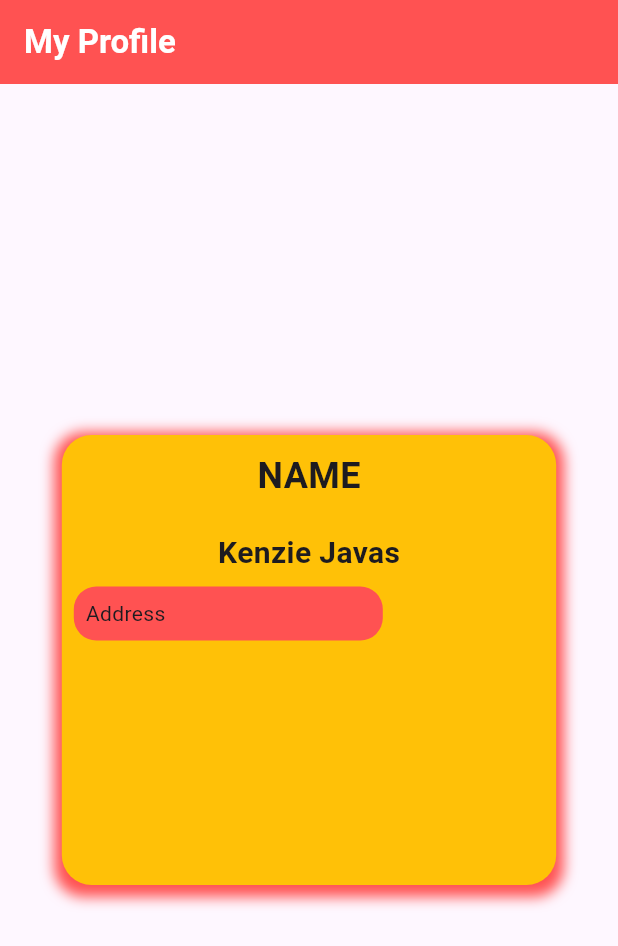
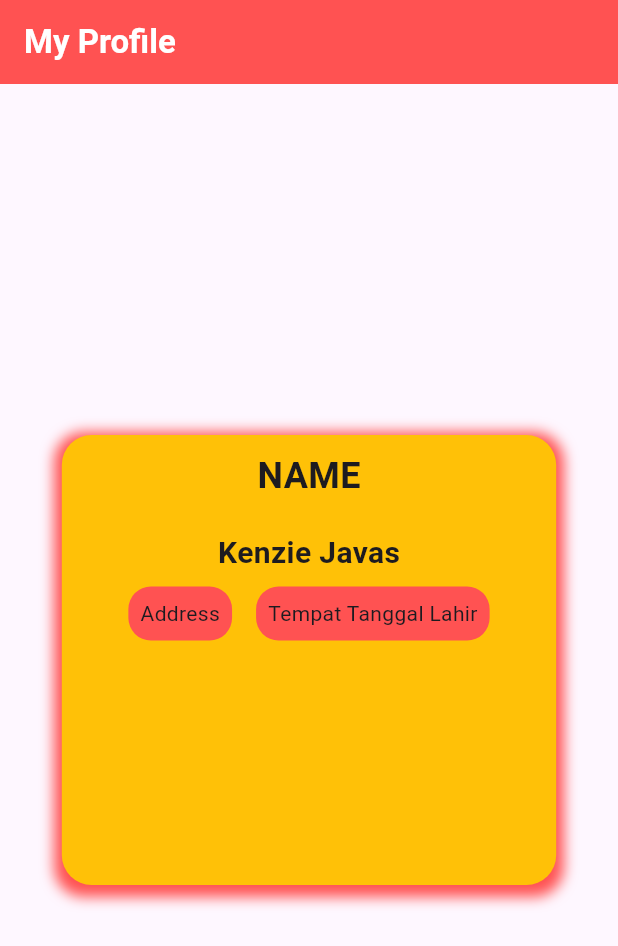
Before and after one commit to KenzJavas/flutter_profile_card, a Flutter app: the screen it shows after launch, on a phone screen of 412 x 824 dp. Shown: the top 946 px of the screen. Run offline on Flutter 3.47's test engine with Material 3 defaults, Android fonts, the phone set to English and light mode, and no system bars.

Commit message:
Belajar Row

```diff
--- a/lib/profile.dart
+++ b/lib/profile.dart
@@ -61,13 +61,21 @@ class ProfileCard extends StatelessWidget {
                     ),
                   ),
                   Row(
+                    mainAxisAlignment: MainAxisAlignment.center,
+                    /**
+                     * Start => kiri
+                     * center => tengah
+                     * End => kanan
+                     * spaceBetween => ke pojok dari bagian
+                     * spaceAround => ke tengah dari bagian
+                     * spaceAvenly => ke tengah hampir mirip spaceAround
+                     */
                     children: <Widget>[
                       Padding(
                         padding: const EdgeInsets.all(8.0),
                         child: Column(
                           children: <Widget>[
                             Container(
-                              width: MediaQuery.of(context).size.width * 0.5,
                               decoration: BoxDecoration(
                                 color: Colors.redAccent,
                                 borderRadius: BorderRadius.circular(15),
@@ -80,7 +88,23 @@ class ProfileCard extends StatelessWidget {
                           ],
                         ),
                       ),
-                      Column(),
+                      Padding(
+                        padding: const EdgeInsets.all(8.0),
+                        child: Column(
+                          children: <Widget>[
+                            Container(
+                              decoration: BoxDecoration(
+                                color: Colors.redAccent,
+                                borderRadius: BorderRadius.circular(15),
+                              ),
+                              child: Padding(
+                                padding: const EdgeInsets.all(8.0),
+                                child: Text('Tempat Tanggal Lahir'),
+                              ),
+                            ),
+                          ],
+                        ),
+                      ),
                     ],
                   ),
                 ],
```
